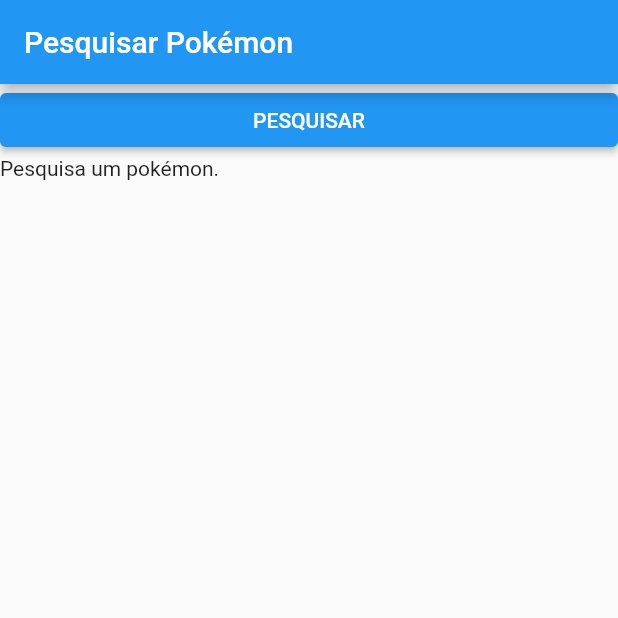
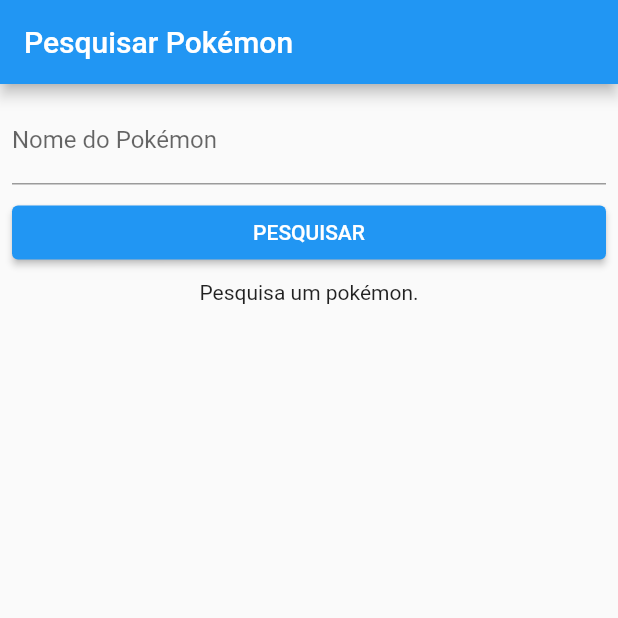
Before and after one commit to carlos-souza-telecon/aprendendo_api_flutter, a Flutter app: the screen it shows after launch, on a phone screen of 412 x 824 dp, the top half of it. Run offline on Flutter 3.47's test engine with Material 2 defaults, Android fonts, the light colour scheme and no system bars.

Commit message:
adicionado text field para o nome do pokémon

```diff
--- a/lib/pages/home_page.dart
+++ b/lib/pages/home_page.dart
@@ -11,6 +11,7 @@
 
 class _HomePageState extends State<HomePage> {
   final PokemonBloc _pokemonBloc = PokemonBloc();
+  final TextEditingController _textNome = TextEditingController();
 
   @override
   Widget build(BuildContext context) {
@@ -18,20 +19,38 @@
       appBar: AppBar(title: const Text('Pesquisar Pokémon')),
       body: ListView(
         children: [
-          ElevatedButton(
+          Padding(
+            padding: const EdgeInsets.all(8.0),
+            child: TextField(
+              controller: _textNome,
+              decoration: const InputDecoration(
+                border: UnderlineInputBorder(),
+                labelText: 'Nome do Pokémon',
+              ),
+              onSubmitted: (value) {
+                _pokemonBloc.fetchByName(value.toLowerCase());
+              },
+            ),
+          ),
+          Padding(
+            padding: const EdgeInsets.symmetric(horizontal: 8.0),
+            child: ElevatedButton(
               onPressed: () {
-              _pokemonBloc.fetchByName('charmander');
+                _pokemonBloc.fetchByName(_textNome.text.toLowerCase());
               },
               child: const Text('PESQUISAR'),
             ),
-          StreamBuilder(
+          ),
+          Padding(
+            padding: const EdgeInsets.only(top: 8.0),
+            child: StreamBuilder(
               stream: _pokemonBloc.stream,
               builder: (context, snapshot) {
                 if (snapshot.hasError) {
-                return Text('Erro: ${snapshot.error}');
+                  return Center(child: Text('Erro: ${snapshot.error}'));
                 }
                 if (!snapshot.hasData) {
-                return const Text('Pesquisa um pokémon.');
+                  return const Center(child: Text('Pesquisa um pokémon.'));
                 } else {
                   var response = snapshot.data!;
                   if (response.loading) {
@@ -52,6 +71,7 @@
                   );
                 }
               },
+            ),
           )
         ],
       ),
```
Lines whose indentation alone changed are shown as unchanged.
